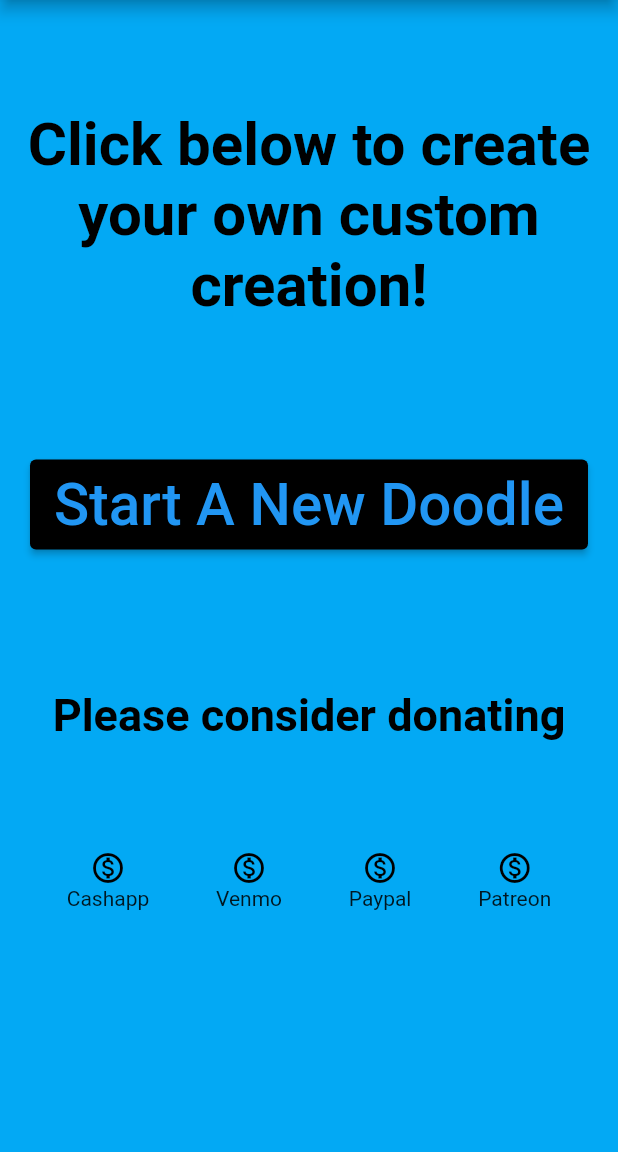
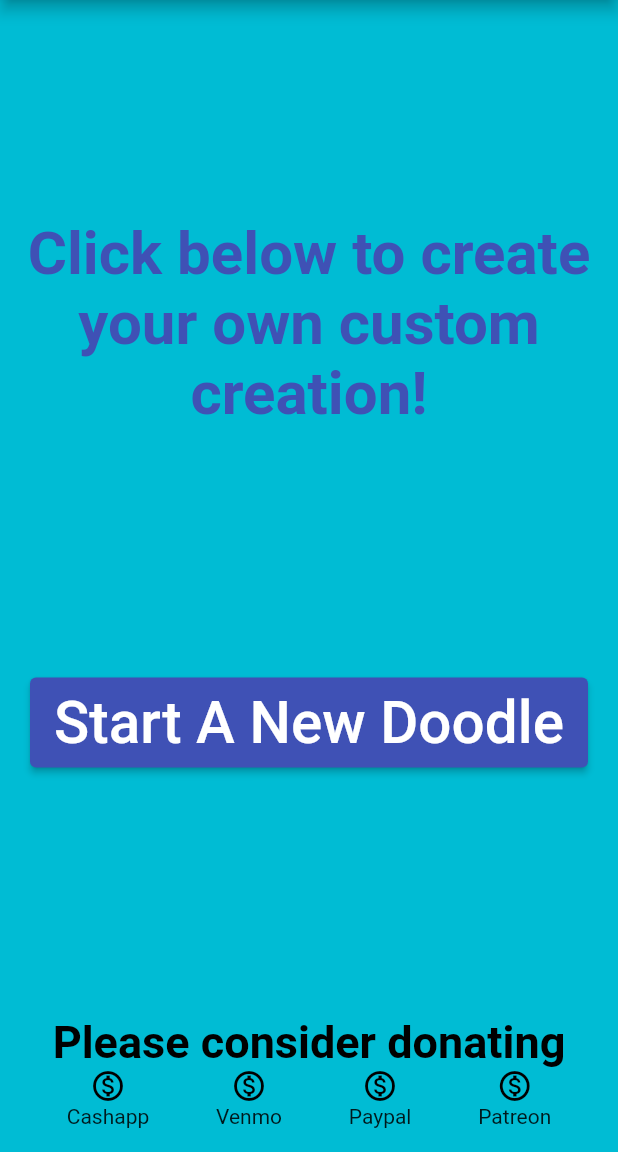
Before and after one commit to carrillotech/easy_doodles, a Flutter app: the screen it shows after launch, on a phone screen of 412 x 824 dp, the part 84-1236 px from its top. Run offline on Flutter 3.47's test engine with Material 2 defaults, Android fonts, the phone set to English and light mode, and no system bars; our stand-ins replace file_picker, flutter_colorpicker, flutter_hooks, flutter_svg, fluttertoast, font_awesome_flutter and 3 more; missing offline and left inert: file_saver, universal_html.

Commit message:
minor adjustments

```diff
--- a/lib/main.dart
+++ b/lib/main.dart
@@ -88,23 +88,34 @@ class _MyHomePageState extends State<MyHomePage> {
         ),
       ),
       body: Container(
-        color: Colors.lightBlue,
+        color: Colors.cyan,
         child: SafeArea(
           child: Column(
             crossAxisAlignment: CrossAxisAlignment.stretch,
             mainAxisAlignment: MainAxisAlignment.spaceEvenly,
             children: <Widget>[
+              Spacer(),
               Container(
                 child: Text(
                   'Click below to create your own custom creation!',
                   textAlign: TextAlign.center,
                   style: TextStyle(
                     fontSize: 40.0,
-                    color: Colors.black,
                     fontWeight: FontWeight.bold,
+                    color: Colors.indigo,
+/*                      foreground: Paint()
+                        ..shader = ui.Gradient.linear(
+                          const Offset(0, 100),
+                          const Offset(150, 20),
+                          <Color>[
+                            Colors.black,
+                            Colors.white,
+                          ],
+                        )*/
                   ),
                 ),
-              ), //Welcome text
+              ),
+              Spacer(),//Welcome text
               Center(
                 child: Container(
                   width: double.infinity,
@@ -115,11 +126,11 @@ class _MyHomePageState extends State<MyHomePage> {
                       fit: BoxFit.cover,
                       child:
                       Text("Start A New Doodle",
-                        style: TextStyle(fontSize: 45, color: Colors.blue[500]),
+                        style: TextStyle(fontSize: 45, color: Colors.white),
                       ),
                     ),
                     style: ElevatedButton.styleFrom(
-                      primary: Colors.black,
+                      primary: Colors.indigo,
                     ),
                     onPressed: () {
                       Navigator.push(
@@ -129,7 +140,8 @@ class _MyHomePageState extends State<MyHomePage> {
                     },
                   ),
                 ),
-              ), //Generate button
+              ),
+              Spacer(),//Generate button
               Text(
                 'Please consider donating',
                 textAlign: TextAlign.center,
```
Also changed, not shown: lib/doodle/drawing_canvas/widgets/canvas_side_bar.dart (+2 -19 lines), pubspec.lock.
